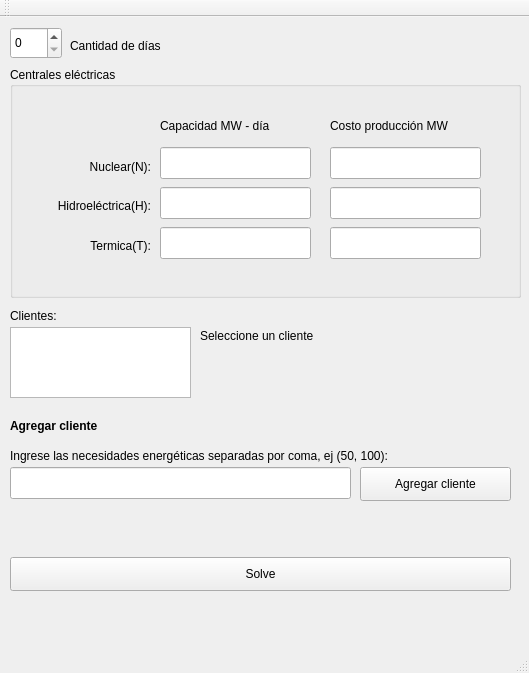
First picture: the form in PlantaGUIFuentes/ui/main.ui, repository ijuanfe/CO_Project2, before the edit.
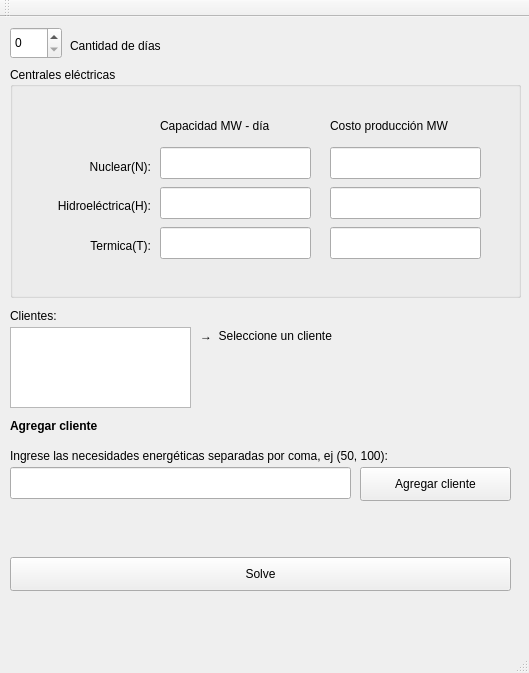
Second picture: the form after the edit.

Commit message: xd * Leonardo DiCaprio meme *

The edit to the form file:
```diff
--- a/PlantaGUIFuentes/ui/main.ui
+++ b/PlantaGUIFuentes/ui/main.ui
@@ -175,16 +175,6 @@
      </property>
     </widget>
    </widget>
-   <widget class="QListView" name="listView">
-    <property name="geometry">
-     <rect>
-      <x>10</x>
-      <y>310</y>
-      <width>181</width>
-      <height>71</height>
-     </rect>
-    </property>
-   </widget>
    <widget class="QLabel" name="label_7">
     <property name="geometry">
      <rect>
@@ -208,7 +198,7 @@
      </rect>
     </property>
     <property name="text">
-     <string>Seleccione un cliente</string>
+     <string>→  Seleccione un cliente</string>
     </property>
    </widget>
    <widget class="QPushButton" name="pushButton">
@@ -273,6 +263,16 @@
      <string>Solve</string>
     </property>
    </widget>
+   <widget class="QListWidget" name="listWidget">
+    <property name="geometry">
+     <rect>
+      <x>10</x>
+      <y>310</y>
+      <width>181</width>
+      <height>81</height>
+     </rect>
+    </property>
+   </widget>
   </widget>
   <widget class="QMenuBar" name="menubar">
    <property name="geometry">
```
The commit also changes 1 other file.
